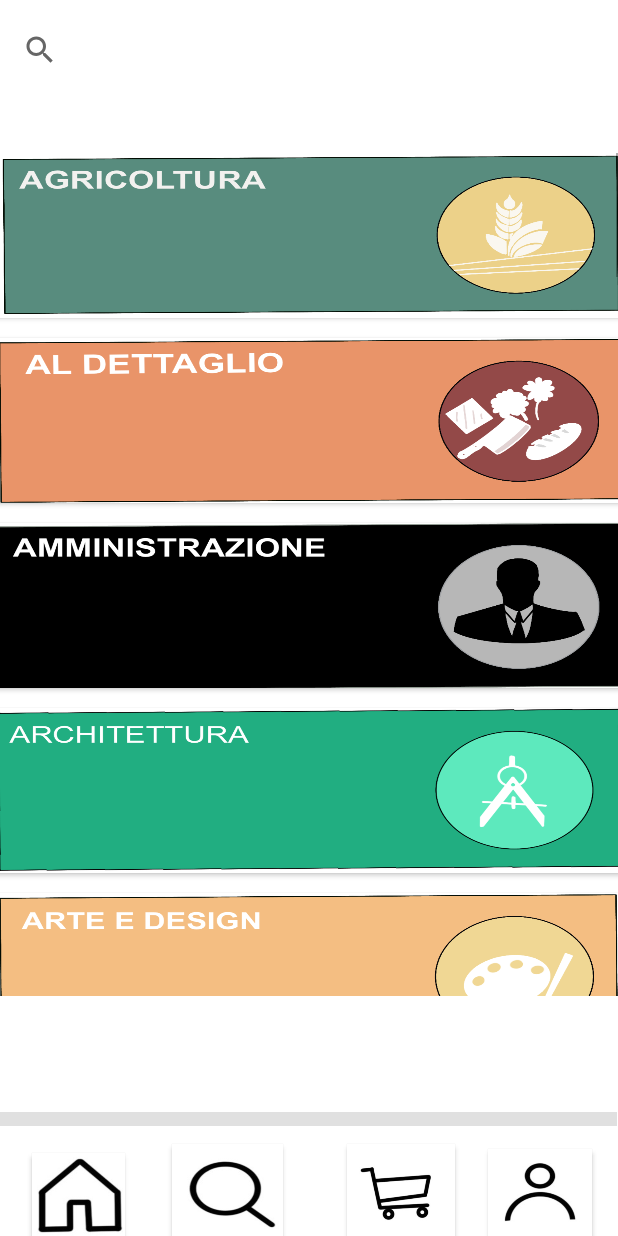
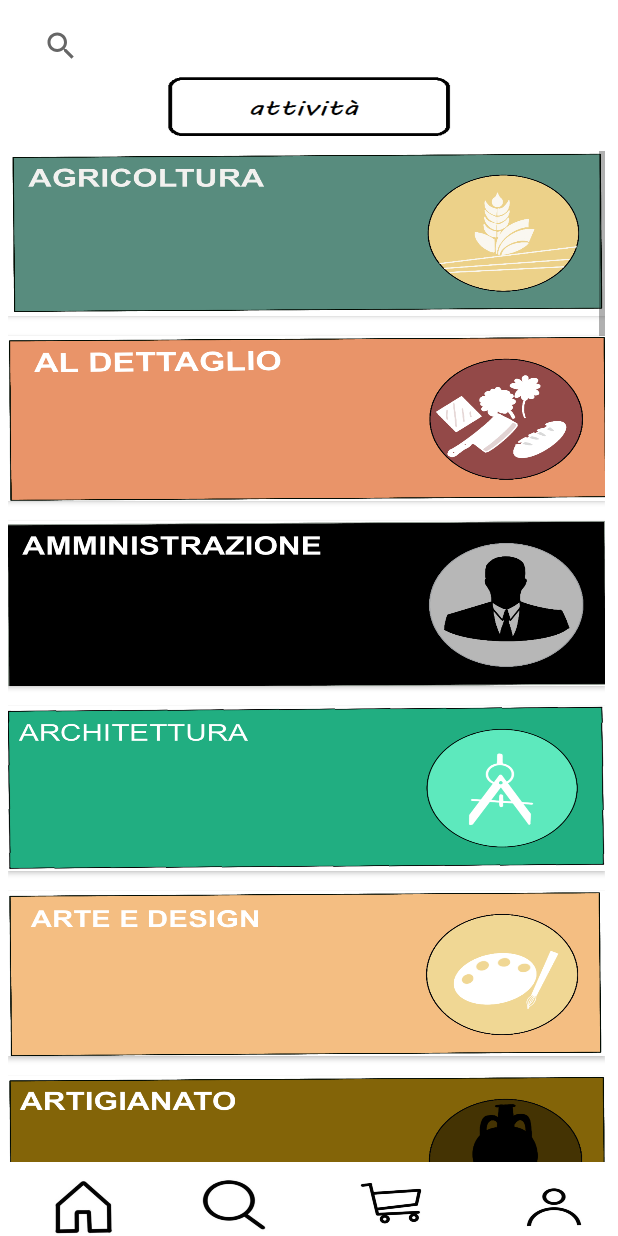
Before and after one commit to ProfessionalDream/Professionality2, an Android app: the categorie screen opened directly, with no data from a screen before it, on a phone screen of 412 x 824 dp. Run offline under Robolectric (Android 15) with nearby library versions, the phone set to English and light mode, and no system bars.

Commit message:
a
Signed-off-by: Alberto <a@s.com>

```diff
--- a/app/src/main/res/layout/activity_categorie_professionisti.xml
+++ b/app/src/main/res/layout/activity_categorie_professionisti.xml
@@ -5,32 +5,34 @@
     android:layout_width="match_parent"
     android:layout_height="match_parent"
     android:background="#FFFFFF"
+    tools:background="#FFFFFF"
     tools:ignore="ResourceLinkingFaliure">
 
     <SearchView
         android:id="@+id/searchView"
-        android:layout_width="409dp"
-        android:layout_height="63dp"
+        android:layout_width="388dp"
+        android:layout_height="34dp"
         android:layout_marginStart="1dp"
         android:layout_marginLeft="1dp"
         android:layout_marginTop="1dp"
         android:layout_marginBottom="691dp"
         app:layout_constraintBottom_toBottomOf="parent"
         app:layout_constraintEnd_toEndOf="parent"
-        app:layout_constraintHorizontal_bias="1.0"
+        app:layout_constraintHorizontal_bias="0.681"
         app:layout_constraintStart_toStartOf="parent"
         app:layout_constraintTop_toTopOf="parent"
-        app:layout_constraintVertical_bias="0.0" />
+        app:layout_constraintVertical_bias="0.125" />
 
     <ScrollView
         android:id="@+id/scrollView2"
-        android:layout_width="416dp"
-        android:layout_height="562dp"
+        android:layout_width="398dp"
+        android:layout_height="674dp"
         app:layout_constraintBottom_toBottomOf="parent"
         app:layout_constraintEnd_toEndOf="parent"
+        app:layout_constraintHorizontal_bias="0.4"
         app:layout_constraintStart_toStartOf="parent"
-        app:layout_constraintTop_toTopOf="parent"
-        app:layout_constraintVertical_bias="0.39">
+        app:layout_constraintTop_toTopOf="@+id/searchView"
+        app:layout_constraintVertical_bias="0.64">
 
         <LinearLayout
             android:layout_width="match_parent"
@@ -48,8 +50,8 @@
                 android:id="@+id/divider1"
                 android:layout_width="match_parent"
                 android:layout_height="13dp"
-                android:visibility="invisible"
-                android:background="?android:attr/listDivider" />
+                android:background="?android:attr/listDivider"
+                android:visibility="invisible" />
 
             <Button
                 android:id="@+id/button2"
@@ -61,8 +63,8 @@
                 android:id="@+id/divider2"
                 android:layout_width="match_parent"
                 android:layout_height="13dp"
-                android:visibility="invisible"
-                android:background="?android:attr/listDivider" />
+                android:background="?android:attr/listDivider"
+                android:visibility="invisible" />
 
             <Button
                 android:id="@+id/button3"
@@ -74,8 +76,8 @@
                 android:id="@+id/divider3"
                 android:layout_width="match_parent"
                 android:layout_height="13dp"
-                android:visibility="invisible"
-                android:background="?android:attr/listDivider" />
+                android:background="?android:attr/listDivider"
+                android:visibility="invisible" />
 
             <Button
                 android:id="@+id/button4"
@@ -87,8 +89,8 @@
                 android:id="@+id/divider4"
                 android:layout_width="match_parent"
                 android:layout_height="13dp"
-                android:visibility="invisible"
-                android:background="?android:attr/listDivider" />
+                android:background="?android:attr/listDivider"
+                android:visibility="invisible" />
 
             <Button
                 android:id="@+id/button5"
@@ -100,8 +102,8 @@
                 android:id="@+id/divider5"
                 android:layout_width="match_parent"
                 android:layout_height="13dp"
-                android:visibility="invisible"
-                android:background="?android:attr/listDivider" />
+                android:background="?android:attr/listDivider"
+                android:visibility="invisible" />
 
             <Button
                 android:id="@+id/button6"
@@ -113,8 +115,8 @@
                 android:id="@+id/divider6"
                 android:layout_width="match_parent"
                 android:layout_height="13dp"
-                android:visibility="invisible"
-                android:background="?android:attr/listDivider" />
+                android:background="?android:attr/listDivider"
+                android:visibility="invisible" />
 
             <Button
                 android:id="@+id/button7"
@@ -126,8 +128,8 @@
                 android:id="@+id/divider7"
                 android:layout_width="match_parent"
                 android:layout_height="13dp"
-                android:visibility="invisible"
-                android:background="?android:attr/listDivider" />
+                android:background="?android:attr/listDivider"
+                android:visibility="invisible" />
 
             <Button
                 android:id="@+id/button8"
@@ -139,8 +141,8 @@
                 android:id="@+id/divider8"
                 android:layout_width="match_parent"
                 android:layout_height="13dp"
-                android:visibility="invisible"
-                android:background="?android:attr/listDivider" />
+                android:background="?android:attr/listDivider"
+                android:visibility="invisible" />
 
             <Button
                 android:id="@+id/button9"
@@ -152,8 +154,8 @@
                 android:id="@+id/divider9"
                 android:layout_width="match_parent"
                 android:layout_height="13dp"
-                android:visibility="invisible"
-                android:background="?android:attr/listDivider" />
+                android:background="?android:attr/listDivider"
+                android:visibility="invisible" />
 
             <Button
                 android:id="@+id/button10"
@@ -165,8 +167,8 @@
                 android:id="@+id/divider10"
                 android:layout_width="match_parent"
                 android:layout_height="13dp"
-                android:visibility="invisible"
-                android:background="?android:attr/listDivider" />
+                android:background="?android:attr/listDivider"
+                android:visibility="invisible" />
 
             <Button
                 android:id="@+id/button11"
@@ -178,8 +180,8 @@
                 android:id="@+id/divider11"
                 android:layout_width="match_parent"
                 android:layout_height="13dp"
-                android:visibility="invisible"
-                android:background="?android:attr/listDivider" />
+                android:background="?android:attr/listDivider"
+                android:visibility="invisible" />
 
             <Button
                 android:id="@+id/button12"
@@ -191,21 +193,21 @@
                 android:id="@+id/divider12"
                 android:layout_width="match_parent"
                 android:layout_height="13dp"
-                android:visibility="invisible"
-                android:background="?android:attr/listDivider" />
+                android:background="?android:attr/listDivider"
+                android:visibility="invisible" />
 
             <Button
                 android:id="@+id/button13"
                 android:layout_width="match_parent"
                 android:layout_height="110dp"
-                android:background="@drawable/industria_e_produzione_"  />
+                android:background="@drawable/industria_e_produzione_" />
 
             <View
                 android:id="@+id/divider13"
                 android:layout_width="match_parent"
                 android:layout_height="13dp"
-                android:visibility="invisible"
-                android:background="?android:attr/listDivider" />
+                android:background="?android:attr/listDivider"
+                android:visibility="invisible" />
 
             <Button
                 android:id="@+id/button14"
@@ -217,8 +219,8 @@
                 android:id="@+id/divider14"
                 android:layout_width="match_parent"
                 android:layout_height="13dp"
-                android:visibility="invisible"
-                android:background="?android:attr/listDivider" />
+                android:background="?android:attr/listDivider"
+                android:visibility="invisible" />
 
             <Button
                 android:id="@+id/button15"
@@ -230,8 +232,8 @@
                 android:id="@+id/divider15"
                 android:layout_width="match_parent"
                 android:layout_height="13dp"
-                android:visibility="invisible"
-                android:background="?android:attr/listDivider" />
+                android:background="?android:attr/listDivider"
+                android:visibility="invisible" />
 
             <Button
                 android:id="@+id/button16"
@@ -243,8 +245,8 @@
                 android:id="@+id/divider16"
                 android:layout_width="match_parent"
                 android:layout_height="13dp"
-                android:visibility="invisible"
-                android:background="?android:attr/listDivider" />
+                android:background="?android:attr/listDivider"
+                android:visibility="invisible" />
 
             <Button
                 android:id="@+id/button17"
@@ -256,8 +258,8 @@
                 android:id="@+id/divider17"
                 android:layout_width="match_parent"
                 android:layout_height="13dp"
-                android:visibility="invisible"
-                android:background="?android:attr/listDivider" />
+                android:background="?android:attr/listDivider"
+                android:visibility="invisible" />
 
             <Button
                 android:id="@+id/button18"
@@ -269,8 +271,8 @@
                 android:id="@+id/divider18"
                 android:layout_width="match_parent"
                 android:layout_height="13dp"
-                android:visibility="invisible"
-                android:background="?android:attr/listDivider" />
+                android:background="?android:attr/listDivider"
+                android:visibility="invisible" />
 
             <Button
                 android:id="@+id/button19"
@@ -282,8 +284,8 @@
                 android:id="@+id/divider19"
                 android:layout_width="match_parent"
                 android:layout_height="13dp"
-                android:visibility="invisible"
-                android:background="?android:attr/listDivider" />
+                android:background="?android:attr/listDivider"
+                android:visibility="invisible" />
 
             <Button
                 android:id="@+id/button20"
@@ -295,8 +297,8 @@
                 android:id="@+id/divider20"
                 android:layout_width="match_parent"
                 android:layout_height="13dp"
-                android:visibility="invisible"
-                android:background="?android:attr/listDivider" />
+                android:background="?android:attr/listDivider"
+                android:visibility="invisible" />
 
             <Button
                 android:id="@+id/button21"
@@ -308,8 +310,8 @@
                 android:id="@+id/divider21"
                 android:layout_width="match_parent"
                 android:layout_height="13dp"
-                android:visibility="invisible"
-                android:background="?android:attr/listDivider" />
+                android:background="?android:attr/listDivider"
+                android:visibility="invisible" />
 
             <Button
                 android:id="@+id/button22"
@@ -321,8 +323,8 @@
                 android:id="@+id/divider22"
                 android:layout_width="match_parent"
                 android:layout_height="13dp"
-                android:visibility="invisible"
-                android:background="?android:attr/listDivider" />
+                android:background="?android:attr/listDivider"
+                android:visibility="invisible" />
 
             <Button
                 android:id="@+id/button23"
@@ -334,8 +336,8 @@
                 android:id="@+id/divider23"
                 android:layout_width="match_parent"
                 android:layout_height="13dp"
-                android:visibility="invisible"
-                android:background="?android:attr/listDivider" />
+                android:background="?android:attr/listDivider"
+                android:visibility="invisible" />
 
             <Button
                 android:id="@+id/button24"
@@ -347,8 +349,8 @@
                 android:id="@+id/divider24"
                 android:layout_width="match_parent"
                 android:layout_height="13dp"
-                android:visibility="invisible"
-                android:background="?android:attr/listDivider" />
+                android:background="?android:attr/listDivider"
+                android:visibility="invisible" />
 
             <Button
                 android:id="@+id/button25"
@@ -360,21 +362,9 @@
                 android:id="@+id/divider25"
                 android:layout_width="match_parent"
                 android:layout_height="13dp"
-                android:visibility="invisible"
-                android:background="?android:attr/listDivider" />
+                android:background="?android:attr/listDivider"
+                android:visibility="invisible" />
 
-            <Button
-                android:id="@+id/button26"
-                android:layout_width="match_parent"
-                android:layout_height="110dp"
-                android:background="@drawable/sicurezza_" />
-
-            <View
-                android:id="@+id/divider26"
-                android:layout_width="match_parent"
-                android:layout_height="13dp"
-                android:visibility="invisible"
-                android:background="?android:attr/listDivider" />
 
             <Button
                 android:id="@+id/button27"
@@ -386,8 +376,8 @@
                 android:id="@+id/divider27"
                 android:layout_width="match_parent"
                 android:layout_height="13dp"
-                android:visibility="invisible"
-                android:background="?android:attr/listDivider" />
+                android:background="?android:attr/listDivider"
+                android:visibility="invisible" />
 
             <Button
                 android:id="@+id/button28"
@@ -399,8 +389,8 @@
                 android:id="@+id/divider28"
                 android:layout_width="match_parent"
                 android:layout_height="13dp"
-                android:visibility="invisible"
-                android:background="?android:attr/listDivider" />
+                android:background="?android:attr/listDivider"
+                android:visibility="invisible" />
 
             <Button
                 android:id="@+id/button29"
@@ -412,8 +402,8 @@
                 android:id="@+id/divider29"
                 android:layout_width="match_parent"
                 android:layout_height="13dp"
-                android:visibility="invisible"
-                android:background="?android:attr/listDivider" />
+                android:background="?android:attr/listDivider"
+                android:visibility="invisible" />
 
             <Button
                 android:id="@+id/button30"
@@ -425,8 +415,8 @@
                 android:id="@+id/divider30"
                 android:layout_width="match_parent"
                 android:layout_height="13dp"
-                android:visibility="invisible"
-                android:background="?android:attr/listDivider" />
+                android:background="?android:attr/listDivider"
+                android:visibility="invisible" />
 
             <Button
                 android:id="@+id/button31"
@@ -439,71 +429,73 @@
                 android:id="@+id/divider31"
                 android:layout_width="match_parent"
                 android:layout_height="13dp"
-                android:visibility="invisible"
-                android:background="?android:attr/listDivider" />
+                android:background="?android:attr/listDivider"
+                android:visibility="invisible" />
 
 
         </LinearLayout>
     </ScrollView>
 
-    <View
-        android:id="@+id/divider32"
-        android:layout_width="411dp"
-        android:layout_height="9dp"
+    <Button
+        android:id="@+id/button32"
+        android:layout_width="42dp"
+        android:layout_height="39dp"
+        android:foreground="@drawable/home_"
+        android:shadowColor="#FFFFFF"
+        android:visibility="visible"
         app:layout_constraintBottom_toBottomOf="parent"
         app:layout_constraintEnd_toEndOf="parent"
-        app:layout_constraintHorizontal_bias="0.0"
+        app:layout_constraintHorizontal_bias="0.091"
         app:layout_constraintStart_toStartOf="parent"
         app:layout_constraintTop_toTopOf="parent"
-        app:layout_constraintVertical_bias="0.90999997"
-        android:background="?android:attr/listDivider" />
-
-    <Button
-        android:id="@+id/button32"
-        android:layout_width="62dp"
-        android:layout_height="55dp"
-        app:layout_constraintBottom_toBottomOf="parent"
-        app:layout_constraintEnd_toEndOf="parent"
-        app:layout_constraintHorizontal_bias="0.06"
-        app:layout_constraintStart_toStartOf="parent"
-        app:layout_constraintTop_toTopOf="parent"
-        app:layout_constraintVertical_bias="1.0"
-        android:background="@drawable/home_" />
+        app:layout_constraintVertical_bias="1.0" />
 
     <Button
         android:id="@+id/button33"
-        android:layout_width="74dp"
-        android:layout_height="61dp"
+        android:layout_width="54dp"
+        android:layout_height="46dp"
+        android:foreground="@drawable/ricerca_"
         app:layout_constraintBottom_toBottomOf="parent"
         app:layout_constraintEnd_toEndOf="parent"
-        app:layout_constraintHorizontal_bias="0.34"
+        app:layout_constraintHorizontal_bias="0.354"
         app:layout_constraintStart_toStartOf="parent"
         app:layout_constraintTop_toTopOf="parent"
-        app:layout_constraintVertical_bias="1.0"
-        android:background="@drawable/ricerca_" />
+        app:layout_constraintVertical_bias="1.0" />
 
     <Button
         android:id="@+id/button34"
-        android:layout_width="72dp"
-        android:layout_height="61dp"
+        android:layout_width="62dp"
+        android:layout_height="47dp"
+        android:foreground="@drawable/shop"
         app:layout_constraintBottom_toBottomOf="parent"
         app:layout_constraintEnd_toEndOf="parent"
-        app:layout_constraintHorizontal_bias="0.68"
+        app:layout_constraintHorizontal_bias="0.665"
         app:layout_constraintStart_toStartOf="parent"
         app:layout_constraintTop_toTopOf="parent"
-        app:layout_constraintVertical_bias="1.0"
-        android:background="@drawable/shop" />
+        app:layout_constraintVertical_bias="1.0" />
 
     <Button
         android:id="@+id/button35"
-        android:layout_width="69dp"
-        android:layout_height="58dp"
+        android:layout_width="53dp"
+        android:layout_height="38dp"
+        android:foreground="@drawable/profilo_"
         app:layout_constraintBottom_toBottomOf="parent"
         app:layout_constraintEnd_toEndOf="parent"
-        app:layout_constraintHorizontal_bias="0.95"
+        app:layout_constraintHorizontal_bias="0.955"
         app:layout_constraintStart_toStartOf="parent"
         app:layout_constraintTop_toTopOf="parent"
-        app:layout_constraintVertical_bias="1.0"
-        android:background="@drawable/profilo_" />
+        app:layout_constraintVertical_bias="1.0" />
+
+    <Button
+        android:id="@+id/button26"
+        android:layout_width="191dp"
+        android:layout_height="47dp"
+        android:foreground="@drawable/attivitybutton"
+        android:text="Button"
+        app:layout_constraintBottom_toBottomOf="parent"
+        app:layout_constraintEnd_toEndOf="parent"
+        app:layout_constraintStart_toStartOf="parent"
+        app:layout_constraintTop_toTopOf="parent"
+        app:layout_constraintVertical_bias="0.062" />
 
 </androidx.constraintlayout.widget.ConstraintLayout>
--- a/app/src/main/res/layout/schermata3.xml
+++ b/app/src/main/res/layout/schermata3.xml
@@ -21,13 +21,13 @@
         android:id="@+id/imageView4"
         android:layout_width="174dp"
         android:layout_height="188dp"
+        android:foreground="@drawable/professionista_"
         app:layout_constraintBottom_toBottomOf="parent"
         app:layout_constraintEnd_toEndOf="parent"
         app:layout_constraintHorizontal_bias="0.957"
         app:layout_constraintStart_toStartOf="parent"
         app:layout_constraintTop_toTopOf="parent"
-        app:layout_constraintVertical_bias="0.517"
-        app:srcCompat="@drawable/professionista_scritta" />
+        app:layout_constraintVertical_bias="0.517" />
 
     <Button
         android:id="@+id/button2"
```
Also changed, not shown: app/src/main/res/layout/activity_home.xml (+28 -96 lines), app/src/main/res/layout/activity_modificaprofilo.xml (+4 -4 lines), app/src/main/res/layout/activity_shop.xml (+8 -8 lines), app/src/main/res/drawable/immagine_.png (added), app/src/main/res/drawable/professione.png (added), app/src/main/res/drawable/provincia.png (added).
